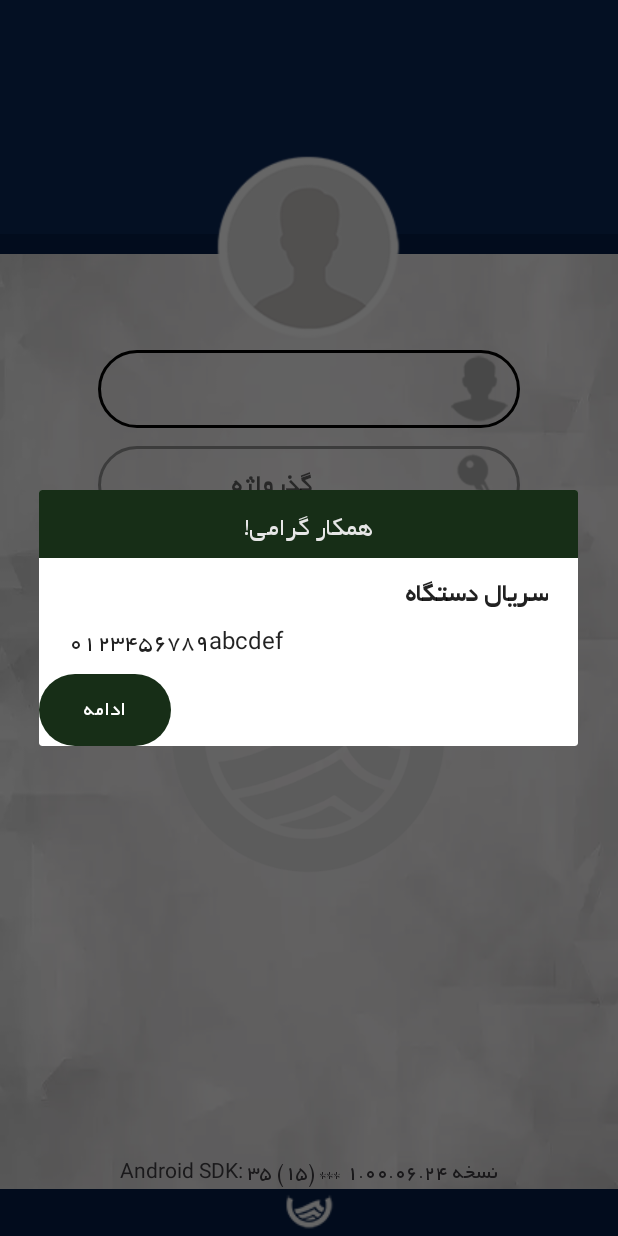
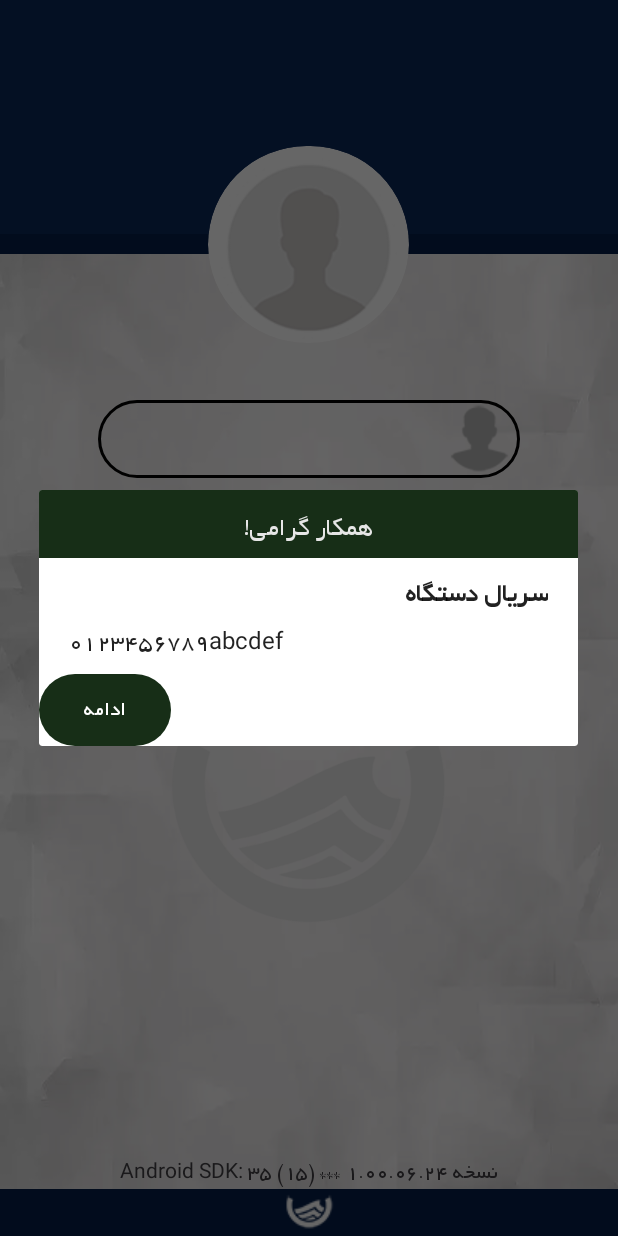
Before and after one commit to iamAliRostami/Counter-Reading, an Android app: the screen it shows after launch (LoginActivity), after a tap on an icon or button, on a phone screen of 412 x 824 dp. Run offline under Robolectric (Android 15) with nearby library versions, the phone set to English and light mode, and no system bars; our stand-ins replace Dagger/Hilt's generated code, Room's generated code, Shimmer, sdp/ssp sizes; libraries missing offline, so code that uses them is left out: com.gun0912.tedpermission, es.dmoral.toasty, org.osmdroid.config; pictures from the network do not load; 6 statements that could not run were skipped.

Commit message:
rounded profile imageView.

```diff
--- a/app/src/main/AndroidManifest.xml
+++ b/app/src/main/AndroidManifest.xml
@@ -145,7 +145,9 @@
             android:theme="@style/AppTheme">
 
         </activity>
-
+        <meta-data
+            android:name="firebase_crashlytics_collection_enabled"
+            android:value="true" />
         <meta-data
             android:name="com.google.android.gms.version"
             android:value="@integer/google_play_services_version" />
--- a/app/src/main/java/com/leon/counter_reading/MyApplication.java
+++ b/app/src/main/java/com/leon/counter_reading/MyApplication.java
@@ -87,7 +87,7 @@ public class MyApplication extends Application {
     }
 
     public static ILocationTracking getLocationTracker(Activity activity) {
-        return CheckSensor.checkSensor(activity) ?
+        return CheckSensor.checkSensor(activity, false) ?
                 activityComponent.LocationTrackingGoogle() :
                 activityComponent.LocationTrackingGps();
     }
--- a/app/src/main/java/com/leon/counter_reading/activities/LoginActivity.java
+++ b/app/src/main/java/com/leon/counter_reading/activities/LoginActivity.java
@@ -7,6 +7,15 @@ import android.Manifest;
 import android.app.Activity;
 import android.content.Intent;
 import android.content.pm.PackageManager;
+import android.graphics.Bitmap;
+import android.graphics.Canvas;
+import android.graphics.Color;
+import android.graphics.Paint;
+import android.graphics.PorterDuff;
+import android.graphics.PorterDuffXfermode;
+import android.graphics.Rect;
+import android.graphics.RectF;
+import android.graphics.drawable.BitmapDrawable;
 import android.os.Bundle;
 import android.os.Debug;
 import android.text.InputType;
@@ -17,6 +26,8 @@ import android.widget.Toast;
 import androidx.appcompat.app.AppCompatActivity;
 import androidx.core.app.ActivityCompat;
 import androidx.core.content.ContextCompat;
+import androidx.core.graphics.drawable.RoundedBitmapDrawable;
+import androidx.core.graphics.drawable.RoundedBitmapDrawableFactory;
 
 import com.gun0912.tedpermission.PermissionListener;
 import com.gun0912.tedpermission.TedPermission;
@@ -98,10 +109,13 @@ public class LoginActivity extends AppCompatActivity {
         loadPreference();
         binding.imageViewPassword.setImageResource(R.drawable.img_password);
         binding.imageViewLogo.setImageResource(R.drawable.img_login_logo);
-        if (sharedPreferenceManager.checkIsNotEmpty(SharedReferenceKeys.AVATAR.getValue()))
-            binding.imageViewPerson.setImageBitmap(CustomFile.loadImage(activity, MyApplication.getApplicationComponent().SharedPreferenceModel().getStringData(SharedReferenceKeys.AVATAR.getValue())));
+
+        if (sharedPreferenceManager.checkIsNotEmpty(SharedReferenceKeys.AVATAR.getValue())) {
+            binding.imageViewPerson.setImageBitmap( CustomFile.loadImage(activity, MyApplication.getApplicationComponent().SharedPreferenceModel().getStringData(SharedReferenceKeys.AVATAR.getValue())));
+        }
         else
             binding.imageViewPerson.setImageResource(R.drawable.img_profile);
+
         binding.imageViewUsername.setImageResource(R.drawable.img_user);
         setOnButtonLoginClickListener();
         setOnButtonLongCLickListener();
--- a/app/src/main/java/com/leon/counter_reading/di/module/LocationTrackingModule.java
+++ b/app/src/main/java/com/leon/counter_reading/di/module/LocationTrackingModule.java
@@ -18,7 +18,7 @@ public class LocationTrackingModule {
     private LocationTrackingGps locationTrackingGps;
 
     public LocationTrackingModule(Activity activity) {
-        if (CheckSensor.checkSensor(activity))
+        if (CheckSensor.checkSensor(activity,true))
             locationTrackingGoogle = LocationTrackingGoogle.getInstance(activity);
         else
             locationTrackingGps = LocationTrackingGps.getInstance(activity);
--- a/app/src/main/java/com/leon/counter_reading/di/view_model/CustomDialogModel.java
+++ b/app/src/main/java/com/leon/counter_reading/di/view_model/CustomDialogModel.java
@@ -51,7 +51,7 @@ public class CustomDialogModel {
             try {
                 lovelyStandardDialog.show();
             } catch (WindowManager.BadTokenException e) {
-                Log.e("WindowManagerBad ", e.toString());
+                e.printStackTrace();
             }
         }
     }
--- a/app/src/main/java/com/leon/counter_reading/fragments/SettingChangeAvatarFragment.java
+++ b/app/src/main/java/com/leon/counter_reading/fragments/SettingChangeAvatarFragment.java
@@ -80,7 +80,7 @@ public class SettingChangeAvatarFragment extends Fragment {
                 String address = CustomFile.saveTempBitmap(MyApplication.BITMAP_SELECTED_IMAGE, activity);
                 if (!address.equals(activity.getString(R.string.error_external_storage_is_not_writable))) {
                     MyApplication.getApplicationComponent().SharedPreferenceModel().putData(SharedReferenceKeys.AVATAR.getValue(), address);
-                    new CustomToast().warning(getString(R.string.profile_changed));
+                    new CustomToast().success(getString(R.string.profile_changed));
                 }
             } else {
                 new CustomToast().warning(getString(R.string.there_is_no_images));
--- a/app/src/main/java/com/leon/counter_reading/utils/locating/CheckSensor.java
+++ b/app/src/main/java/com/leon/counter_reading/utils/locating/CheckSensor.java
@@ -12,13 +12,13 @@ import org.osmdroid.config.Configuration;
 
 public class CheckSensor {
 
-    public static boolean checkSensor(Context context) {
+    public static boolean checkSensor(Context context, boolean showMessage) {
         Configuration.getInstance().load(context,
                 PreferenceManager.getDefaultSharedPreferences(context));
-        return checkGooglePlayServices(context);
+        return checkGooglePlayServices(context, showMessage);
     }
 
-    public static boolean checkGooglePlayServices(Context context) {
+    public static boolean checkGooglePlayServices(Context context, boolean showMessage) {
         GoogleApiAvailability apiAvailability = GoogleApiAvailability.getInstance();
         String message;
         int resultCode = apiAvailability.isGooglePlayServicesAvailable(context);
@@ -28,7 +28,8 @@ public class CheckSensor {
             } else {
                 message = context.getString(R.string.google_is_not_available);
             }
-            new CustomToast().warning(message);
+            if (showMessage)
+                new CustomToast().warning(message);
             return false;
         }
         return true;
--- /dev/null
+++ b/app/src/main/res/drawable/round_outline.xml
@@ -0,0 +1,17 @@
+<?xml version="1.0" encoding="utf-8"?>
+<shape xmlns:android="http://schemas.android.com/apk/res/android"
+    android:shape="rectangle" >
+    <solid android:color="#ffffffff" />
+    <stroke
+        android:width="2dp"
+        android:color="#90a4ae" />
+    <size
+        android:height="50dp"
+        android:width="50dp" />
+    <padding
+        android:bottom="2dp"
+        android:left="2dp"
+        android:right="2dp"
+        android:top="2dp" />
+    <corners android:radius="100dp" />
+</shape>
--- a/app/src/main/res/layout/activity_login.xml
+++ b/app/src/main/res/layout/activity_login.xml
@@ -1,5 +1,6 @@
 <?xml version="1.0" encoding="utf-8"?>
 <RelativeLayout xmlns:android="http://schemas.android.com/apk/res/android"
+    xmlns:app="http://schemas.android.com/apk/res-auto"
     xmlns:tools="http://schemas.android.com/tools"
     android:layout_width="match_parent"
     android:layout_height="match_parent"
@@ -17,20 +18,40 @@
         android:layout_below="@id/image_view_top"
         android:background="?attr/colorPrimaryDark" />
 
-    <ImageView
-        android:id="@+id/image_view_person"
-        android:layout_width="wrap_content"
-        android:layout_height="@dimen/_100sdp"
+    <androidx.cardview.widget.CardView
+        android:layout_width="@dimen/_150sdp"
+        android:layout_height="@dimen/_150sdp"
+        android:layout_gravity="center"
+        android:id="@+id/card_view"
+        app:cardCornerRadius="@dimen/_75sdp"
+        app:cardElevation="0dp"
         android:layout_centerHorizontal="true"
-        android:layout_marginTop="@dimen/_75sdp"
-        android:src="@drawable/img_profile"
-        tools:ignore="ContentDescription" />
+        android:layout_marginTop="@dimen/_50sdp"
+        app:cardUseCompatPadding="true">
+
+        <ImageView
+            android:id="@+id/image_view_person"
+            android:layout_width="match_parent"
+            android:layout_height="match_parent"
+            android:layout_gravity="center"
+            android:scaleType="fitXY"
+            android:src="@drawable/img_background"
+            tools:ignore="ContentDescription" />
+    </androidx.cardview.widget.CardView>
+
+<!--    <ImageView-->
+<!--        android:layout_width="@dimen/_100sdp"-->
+<!--        android:layout_height="@dimen/_100sdp"-->
+<!--        android:background="@drawable/round_outline"-->
+<!--        android:src="@drawable/img_background"-->
+<!--        android:src="@drawable/img_background"-->
+<!--        tools:ignore="ContentDescription" />-->
 
     <LinearLayout
         android:id="@+id/linear_layout_username"
         android:layout_width="match_parent"
         android:layout_height="wrap_content"
-        android:layout_below="@id/image_view_person"
+        android:layout_below="@id/card_view"
         android:layout_marginLeft="@dimen/_50sdp"
         android:layout_marginTop="@dimen/low_dp"
         android:layout_marginRight="@dimen/_50sdp"
--- a/build.gradle
+++ b/build.gradle
@@ -19,9 +19,6 @@ buildscript {
         classpath 'com.google.gms:google-services:4.3.10'
         classpath 'com.google.firebase:firebase-crashlytics-gradle:2.7.1'
         classpath 'com.google.firebase:perf-plugin:1.4.0'
-//        classpath 'com.neenbedankt.gradle.plugins:android-apt:1.4'
-//        classpath 'com.neenbedankt.gradle.plugins:android-apt:1.8'
-//        classpath 'io.fabric.tools:gradle:1.28.0'
     }
 }
 
@@ -36,9 +33,6 @@ allprojects {
         maven { url 'https://maven.google.com' }
         //noinspection JcenterRepositoryObsolete
         jcenter()
-//        flatDir {
-//            dirs 'libs'
-//        }
     }
 }
 
```
Also changed, not shown: app/build.gradle (+13 -8 lines), app/src/main/java/com/leon/counter_reading/utils/CustomFile.java (+19 -18 lines), app/src/main/java/com/leon/counter_reading/utils/uploading/PrepareMultimedia.java (+12 -12 lines).
